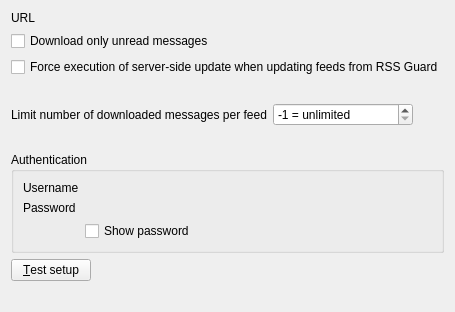
Before: the Qt Designer form src/librssguard/services/owncloud/gui/owncloudaccountdetails.ui in martinrotter/rssguard, drawn with Qt 5.
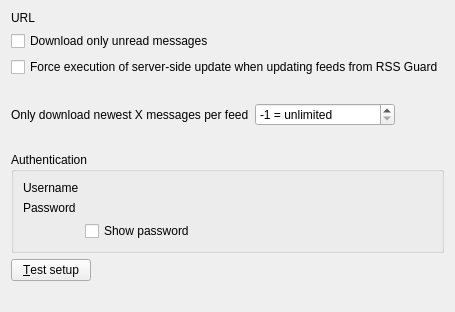
After: the same form once the commit is applied. Custom widgets are drawn as their Qt base class.

Commit message: Test official qt - finalized.

```diff
--- a/src/librssguard/services/owncloud/gui/owncloudaccountdetails.ui
+++ b/src/librssguard/services/owncloud/gui/owncloudaccountdetails.ui
@@ -28,7 +28,7 @@
    <item row="4" column="0">
     <widget class="QLabel" name="label">
      <property name="text">
-      <string>Limit number of downloaded messages per feed</string>
+      <string>Only download newest X messages per feed</string>
      </property>
      <property name="buddy">
       <cstring>m_spinLimitMessages</cstring>
```
The commit also changes 2 other files.
